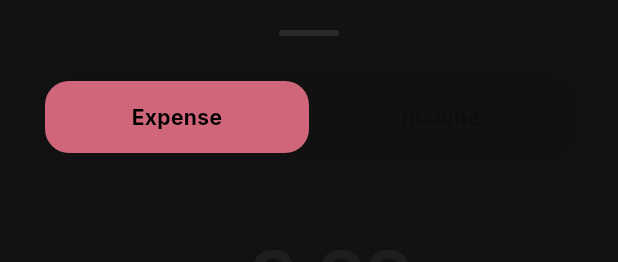
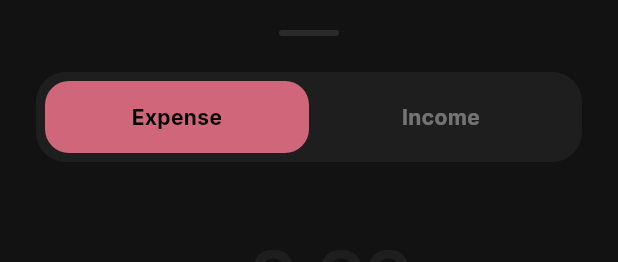
Before and after one commit to EdirithanthiriTharushaKawshalya/fin_track, a Flutter app: the AddTransactionSheet widget shown alone on an empty page, opened directly, after a tap on "Save Transaction", on a phone screen of 412 x 824 dp. Shown: the top 262 px of the screen. Run offline on Flutter 3.47's test engine with Material 3 defaults, Android fonts, the phone set to English and light mode, and no system bars; our stand-ins replace cloud_firestore, csv, firebase_auth, firebase_core, fl_chart, flutter_riverpod and 3 more; accounts and stored records are empty.

Commit message:
fix: reset category when switching transaction type

```diff
--- a/lib/features/transactions/add_transaction_sheet.dart
+++ b/lib/features/transactions/add_transaction_sheet.dart
@@ -17,7 +17,7 @@ class _AddTransactionSheetState extends ConsumerState<AddTransactionSheet> {
   final _noteController = TextEditingController();
 
   String _type = 'expense';
-  String _category = 'Food';
+  String _category = '';
   String? _selectedAccountId;
   bool _isLoading = false;
 
@@ -42,7 +42,7 @@ class _AddTransactionSheetState extends ConsumerState<AddTransactionSheet> {
             Center(child: Container(width: 40, height: 4, decoration: BoxDecoration(color: isDark ? Colors.white10 : Colors.black12, borderRadius: BorderRadius.circular(10)))),
             const SizedBox(height: 24),
 
-            _buildTypeToggle(activeColor),
+            _buildTypeToggle(activeColor, isDark),
             const SizedBox(height: 32),
 
             TextField(
@@ -85,7 +85,10 @@ class _AddTransactionSheetState extends ConsumerState<AddTransactionSheet> {
               child: categoryAsync.when(
                 data: (cats) {
                   final filtered = cats.where((c) => c.type == _type).toList();
-                  final currentCat = filtered.any((c) => c.name == _category) ? _category : (filtered.isNotEmpty ? filtered.first.name : null);
+                  final currentCat = filtered.any((c) => c.name == _category)
+                      ? _category
+                      : (filtered.isNotEmpty ? filtered.first.name : null);
+
                   return Row(
                     children: [
                       Expanded(
@@ -153,29 +156,29 @@ class _AddTransactionSheetState extends ConsumerState<AddTransactionSheet> {
     );
   }
 
-  Widget _buildTypeToggle(Color activeColor) {
+  Widget _buildTypeToggle(Color activeColor, bool isDark) {
     return Container(
       padding: const EdgeInsets.all(6),
       decoration: BoxDecoration(
-        color: Colors.black.withOpacity(0.03),
+        color: isDark ? Colors.white.withOpacity(0.05) : Colors.black.withOpacity(0.03),
         borderRadius: BorderRadius.circular(20),
       ),
       child: Row(
         children: [
-          _togglePart('Expense', 'expense', const Color(0xFFCF6679)),
-          _togglePart('Income', 'income', const Color(0xFF03DAC6)),
+          _togglePart('Expense', 'expense', const Color(0xFFCF6679), isDark),
+          _togglePart('Income', 'income', const Color(0xFF03DAC6), isDark),
         ],
       ),
     );
   }
 
-  Widget _togglePart(String label, String value, Color color) {
+  Widget _togglePart(String label, String value, Color color, bool isDark) {
     final isSelected = _type == value;
     return Expanded(
       child: GestureDetector(
         onTap: () => setState(() {
           _type = value;
-          _category = 'Food';
+          _category = '';
         }),
         child: AnimatedContainer(
           duration: const Duration(milliseconds: 250),
@@ -188,7 +191,7 @@ class _AddTransactionSheetState extends ConsumerState<AddTransactionSheet> {
             label,
             textAlign: TextAlign.center,
             style: GoogleFonts.inter(
-              color: isSelected ? Colors.black : Colors.black26,
+              color: isSelected ? Colors.black : (isDark ? Colors.white38 : Colors.black26),
               fontWeight: FontWeight.bold,
               fontSize: 14,
             ),
@@ -226,12 +229,25 @@ class _AddTransactionSheetState extends ConsumerState<AddTransactionSheet> {
 
   Future<void> _submit() async {
     if (_amountController.text.isEmpty || _selectedAccountId == null) return;
+
+    final categories = ref.read(categoryStreamProvider).value ?? [];
+    final filtered = categories.where((c) => c.type == _type).toList();
+
+    String finalCategory = _category;
+    if (!filtered.any((c) => c.name == _category)) {
+      if (filtered.isNotEmpty) {
+        finalCategory = filtered.first.name;
+      } else {
+        finalCategory = 'General';
+      }
+    }
+
     setState(() => _isLoading = true);
     try {
       await ref.read(firestoreServiceProvider).addTransactionWithAccount(
         amount: double.parse(_amountController.text),
         type: _type,
-        category: _category,
+        category: finalCategory,
         date: DateTime.now(),
         accountId: _selectedAccountId!,
         note: _noteController.text.trim(),
```
